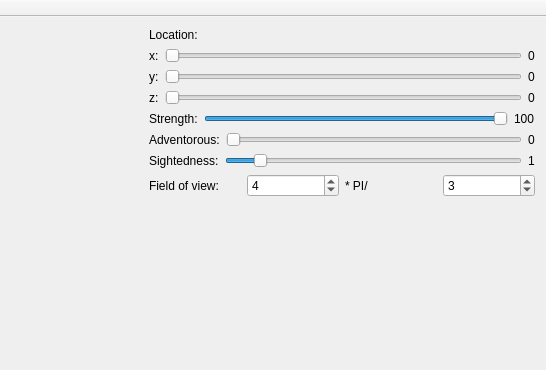
Above: mainwindow.ui from shreshthtuli/FlockSim before the change; both pictures show x 254 to 800 and y 0 to 370 of the 800 by 600 pixel window. Below: the same form after it.
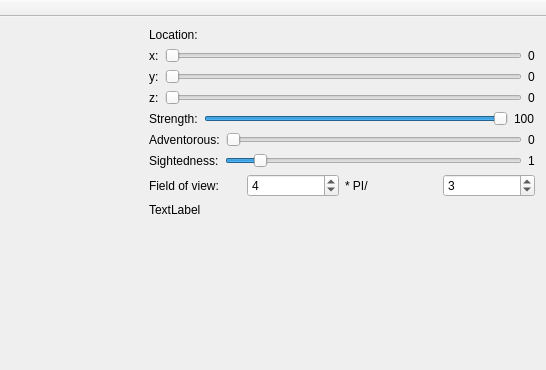
That is the form after the change. Custom widgets are drawn as their Qt base class.

Diff of the .ui file:
```diff
--- a/mainwindow.ui
+++ b/mainwindow.ui
@@ -232,6 +232,19 @@
         </item>
        </layout>
       </item>
+      <item>
+       <layout class="QHBoxLayout" name="horizontalLayout_9"/>
+      </item>
+      <item>
+       <widget class="QLabel" name="label">
+        <property name="text">
+         <string>TextLabel</string>
+        </property>
+        <property name="wordWrap">
+         <bool>true</bool>
+        </property>
+       </widget>
+      </item>
       <item>
        <spacer name="verticalSpacer">
         <property name="orientation">
```
